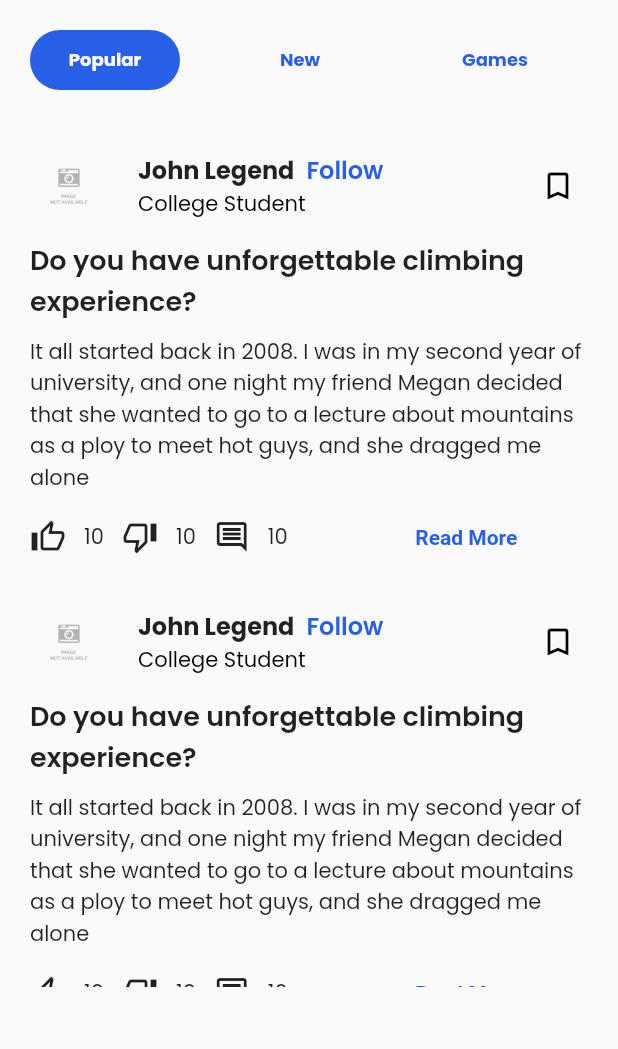
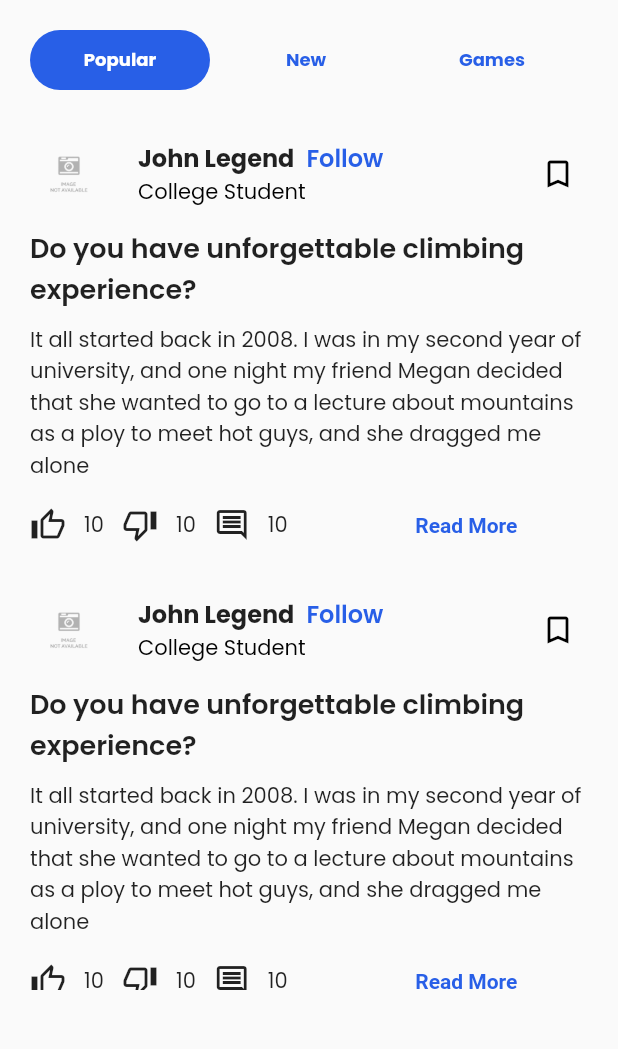
Before and after one commit to yashagozwan/discussin-mobile, a Flutter app: the PostListScreen screen opened directly, on a phone screen of 412 x 824 dp, the part 84-1133 px from its top. Run offline on Flutter 3.47's test engine with Material 2 defaults, Android fonts, the phone set to English and light mode, and no system bars; drawn by our look-alikes of cached_network_image; our stand-ins replace dio, flutter_riverpod, flutter_svg, shared_preferences; accounts and stored records are empty; network calls fail; statements that could not run were skipped.

Commit message:
Move topic view model to post view model

```diff
--- a/lib/src/screen/post_list/post_list_screen.dart
+++ b/lib/src/screen/post_list/post_list_screen.dart
@@ -21,9 +21,10 @@ class _PostListScreenState extends ConsumerState<PostListScreen> {
   Future<void> _initial() async {
     Future(() {
       final viewModel = ref.read(postListViewModel);
-      final topicviewModel = ref.read(topicViewModel);
+      // final topicviewModel = ref.read(topicViewModel);
       viewModel.loadPosts();
-      topicviewModel.loadTopics();
+      viewModel.loadTopics();
+      // topicviewModel.loadTopics();
     });
   }
 
@@ -57,18 +58,15 @@ class _PostListScreenState extends ConsumerState<PostListScreen> {
         child: Column(
           children: [
             Padding(
-              padding: const EdgeInsets.all(20.0),
+              padding: const EdgeInsets.all(20),
               child: SizedBox(
                 height: 40,
                 child: Center(child: _buildTopicList()),
               ),
             ),
-            Padding(
-              padding: const EdgeInsets.only(top: 8.0),
-              child: SizedBox(
-                height: 570,
-                child: _buildList(),
-              ),
+            SizedBox(
+              height: 580,
+              child: _buildList(),
             ),
           ],
         ),
@@ -79,7 +77,7 @@ class _PostListScreenState extends ConsumerState<PostListScreen> {
   Widget _buildTopicList() {
     return Consumer(
       builder: (context, ref, child) {
-        final viewModel = ref.watch(topicViewModel);
+        final viewModel = ref.watch(postListViewModel);
         final topics = viewModel.topics;
         return ListView.separated(
           itemBuilder: (context, index) {
@@ -93,7 +91,7 @@ class _PostListScreenState extends ConsumerState<PostListScreen> {
                     });
                   },
                   child: Container(
-                    width: 100,
+                    width: 120,
                     padding: const EdgeInsets.all(10),
                     decoration: BoxDecoration(
                       border: Border.all(
@@ -125,7 +123,7 @@ class _PostListScreenState extends ConsumerState<PostListScreen> {
           scrollDirection: Axis.horizontal,
           separatorBuilder: (context, index) => const VerticalDivider(
             color: Colors.transparent,
-            width: 30,
+            width: 4,
           ),
           itemCount: viewModel.topics.length,
         );
--- a/lib/src/screen/profile/profile_screen.dart
+++ b/lib/src/screen/profile/profile_screen.dart
@@ -60,6 +60,7 @@ class _ProfileScreenState extends ConsumerState<ProfileScreen> {
 
 Widget editprofile() {
   return Column(
+    crossAxisAlignment: CrossAxisAlignment.start,
     children: [
       Stack(
         children: [
@@ -67,7 +68,7 @@ Widget editprofile() {
             padding: EdgeInsets.fromLTRB(30, 20, 0, 0),
             child: CachedNetworkImage(
               imageUrl: 'https://picsum.photos/250?image=9',
-              alignment: Alignment.center,
+              // alignment: Alignment.center,
               imageBuilder: (context, image) => CircleAvatar(
                 backgroundImage: image,
                 radius: 60,
--- a/lib/src/screen/sign_in/sign_in_screen.dart
+++ b/lib/src/screen/sign_in/sign_in_screen.dart
@@ -208,13 +208,14 @@ class _SignInScreenState extends ConsumerState<SignInScreen> {
               switch (viewModel.actionState) {
                 case StateAction.none:
                   Future.delayed(const Duration(milliseconds: 1000), () {
-                    Navigator.pushReplacement(
+                    Navigator.pushAndRemoveUntil(
                       context,
                       MaterialPageRoute(
                         builder: (context) {
                           return const HomeScreen();
                         },
                       ),
+                      (route) => false,
                     );
                   });
                   return const SignInSuccess();
```
Also changed, not shown: lib/src/service/post_service.dart (+31 -5 lines), lib/src/view_model/post_list_view_model.dart (+16 -0 lines).
